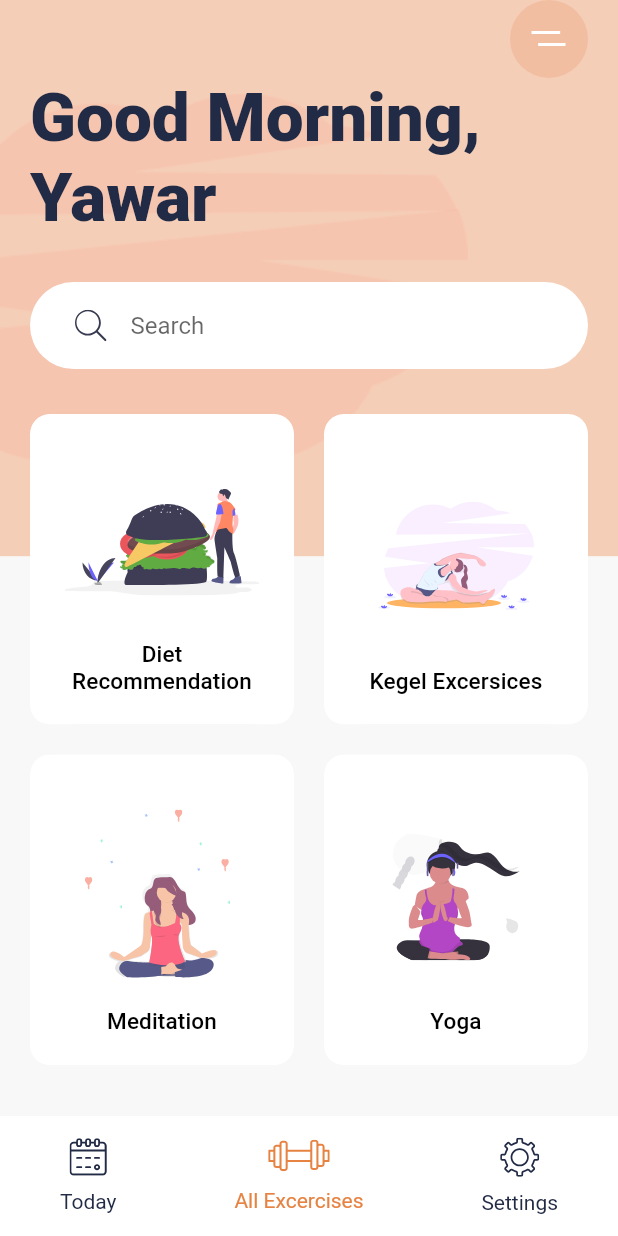
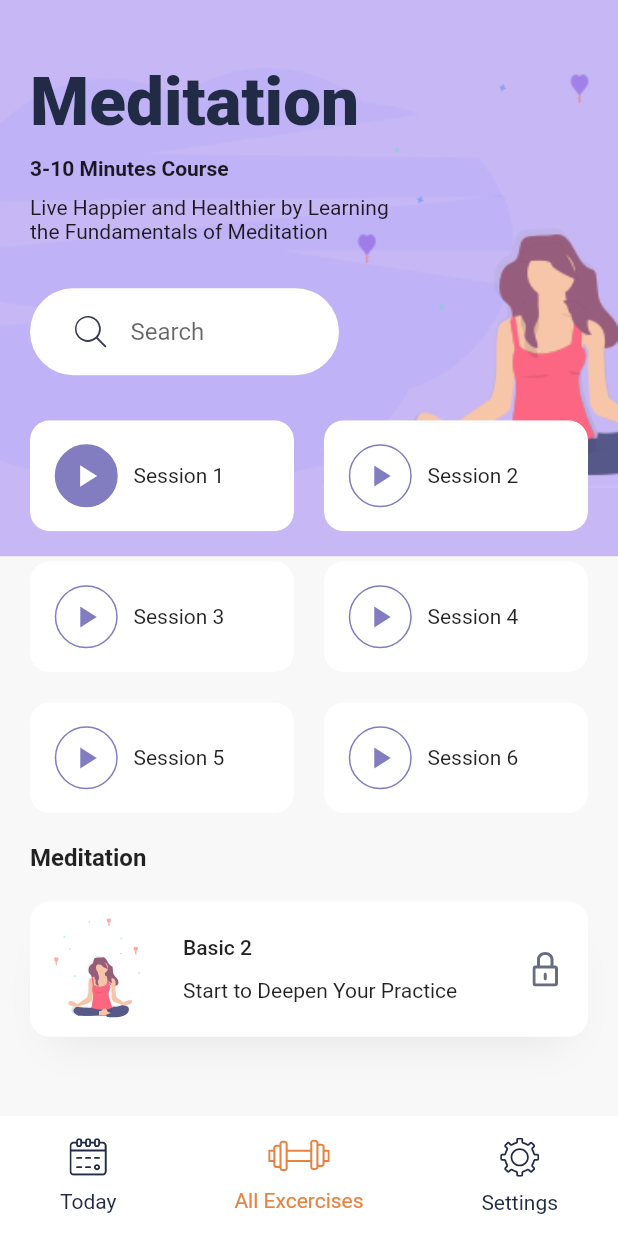
Before and after one commit to yawarnoor/meditation_app, a Flutter app: the screen it shows after launch, after a tap on "Diet Recommendation", on a phone screen of 412 x 824 dp. Run offline on Flutter 3.47's test engine with Material 2 defaults, Android fonts, the phone set to English and light mode, and no system bars; our stand-ins replace flutter_svg.

Commit message:
Details Pages

```diff
--- a/lib/main.dart
+++ b/lib/main.dart
@@ -1,8 +1,10 @@
 import 'package:flutter/material.dart';
 import 'package:flutter_svg/svg.dart';
+import 'package:meditation_app/screens/details_screen.dart';
 import './constants.dart';
 import './widgets/category_card.dart';
 import './widgets/bottom_navbar.dart';
+import './widgets/search_bar.dart';
 
 void main() {
   runApp(const MyApp());
@@ -71,21 +73,7 @@ class HomeScreen extends StatelessWidget {
                           .displaySmall
                           ?.copyWith(fontWeight: FontWeight.w900),
                     ),
-                    Container(
-                      margin: EdgeInsets.symmetric(vertical: 30),
-                      padding:
-                          EdgeInsets.symmetric(horizontal: 30, vertical: 5),
-                      decoration: BoxDecoration(
-                          color: Colors.white,
-                          borderRadius: BorderRadius.circular(29.5)),
-                      child: TextField(
-                        decoration: InputDecoration(
-                          hintText: "Search",
-                          icon: SvgPicture.asset("assets/icons/search.svg"),
-                          border: InputBorder.none,
-                        ),
-                      ),
-                    ),
+                    SearchBarWidget(),
                     Expanded(
                       child: GridView.count(
                         crossAxisCount: 2,
@@ -96,22 +84,46 @@ class HomeScreen extends StatelessWidget {
                           categoryCard(
                             svgSrc: "assets/icons/Hamburger.svg",
                             title: "Diet Recommendation",
-                            press: () {},
+                            press: () {
+                              Navigator.push(context, MaterialPageRoute(
+                                builder: (context) {
+                                  return DetailsScreen();
+                                },
+                              ));
+                            },
                           ),
                           categoryCard(
                             svgSrc: "assets/icons/Excrecises.svg",
                             title: "Kegel Excersices",
-                            press: () {},
+                            press: () {
+                              Navigator.push(context, MaterialPageRoute(
+                                builder: (context) {
+                                  return DetailsScreen();
+                                },
+                              ));
+                            },
                           ),
                           categoryCard(
                             svgSrc: "assets/icons/Meditation.svg",
                             title: "Meditation",
-                            press: () {},
+                            press: () {
+                              Navigator.push(context, MaterialPageRoute(
+                                builder: (context) {
+                                  return DetailsScreen();
+                                },
+                              ));
+                            },
                           ),
                           categoryCard(
                             svgSrc: "assets/icons/yoga.svg",
                             title: "Yoga",
-                            press: () {},
+                            press: () {
+                              Navigator.push(context, MaterialPageRoute(
+                                builder: (context) {
+                                  return DetailsScreen();
+                                },
+                              ));
+                            },
                           ),
                         ],
                       ),
--- /dev/null
+++ b/lib/screens/details_screen.dart
@@ -0,0 +1,211 @@
+import 'package:flutter/material.dart';
+import 'package:flutter_svg/svg.dart';
+import 'package:meditation_app/widgets/bottom_navbar.dart';
+import '../widgets/search_bar.dart';
+import 'package:meditation_app/constants.dart';
+
+class DetailsScreen extends StatelessWidget {
+  const DetailsScreen({super.key});
+
+  @override
+  Widget build(BuildContext context) {
+    var size = MediaQuery.of(context).size;
+    return Scaffold(
+      bottomNavigationBar: BottomNavbar(),
+      body: Stack(
+        children: [
+          Container(
+            height: size.height * .45,
+            decoration: BoxDecoration(
+                color: kBlueLightColor,
+                image: DecorationImage(
+                    image: AssetImage("assets/images/meditation_bg.png"),
+                    fit: BoxFit.fitWidth)),
+          ),
+          SafeArea(
+              child: Padding(
+            padding: const EdgeInsets.symmetric(horizontal: 20),
+            child: SingleChildScrollView(
+              child: Column(
+                crossAxisAlignment: CrossAxisAlignment.start,
+                children: [
+                  SizedBox(
+                    height: size.height * 0.05,
+                  ),
+                  Text(
+                    "Meditation",
+                    style: Theme.of(context)
+                        .textTheme
+                        .displaySmall
+                        ?.copyWith(fontWeight: FontWeight.w900),
+                  ),
+                  SizedBox(
+                    height: 10,
+                  ),
+                  Text("3-10 Minutes Course",
+                      style: TextStyle(fontWeight: FontWeight.bold)),
+                  SizedBox(
+                    height: 10,
+                  ),
+                  SizedBox(
+                    width: size.width * 0.6,
+                    child: Text(
+                        "Live Happier and Healthier by Learning the Fundamentals of Meditation"),
+                  ),
+                  SizedBox(
+                    width: size.width * 0.5,
+                    child: SearchBarWidget(),
+                  ),
+                  Wrap(
+                    spacing: 20,
+                    runSpacing: 20,
+                    children: [
+                      SessionCard(
+                        sessionNumber: "1",
+                        isDone: true,
+                        press: () {},
+                      ),
+                      SessionCard(
+                        sessionNumber: "2",
+                        press: () {},
+                      ),
+                      SessionCard(
+                        sessionNumber: "3",
+                        press: () {},
+                      ),
+                      SessionCard(
+                        sessionNumber: "4",
+                        press: () {},
+                      ),
+                      SessionCard(
+                        sessionNumber: "5",
+                        press: () {},
+                      ),
+                      SessionCard(
+                        sessionNumber: "6",
+                        press: () {},
+                      ),
+                    ],
+                  ),
+                  SizedBox(
+                    height: 20,
+                  ),
+                  Text(
+                    "Meditation",
+                    style: Theme.of(context)
+                        .textTheme
+                        .titleMedium
+                        ?.copyWith(fontWeight: FontWeight.bold),
+                  ),
+                  Container(
+                    margin: EdgeInsets.symmetric(vertical: 20),
+                    padding: EdgeInsets.all(10),
+                    height: 90,
+                    decoration: BoxDecoration(
+                        color: Colors.white,
+                        borderRadius: BorderRadius.circular(13),
+                        boxShadow: [
+                          BoxShadow(
+                              offset: Offset(0, 17),
+                              spreadRadius: -13,
+                              blurRadius: 23,
+                              color: kShadowColor)
+                        ]),
+                    child: Row(children: [
+                      SvgPicture.asset(
+                          "assets/icons/Meditation_women_small.svg"),
+                      SizedBox(width: 20),
+                      Expanded(
+                        child: Column(
+                          crossAxisAlignment: CrossAxisAlignment.start,
+                          mainAxisAlignment: MainAxisAlignment.spaceEvenly,
+                          children: [
+                            Text(
+                              "Basic 2",
+                              style: Theme.of(context).textTheme.bodyLarge,
+                            ),
+                            Text("Start to Deepen Your Practice")
+                          ],
+                        ),
+                      ),
+                      Padding(
+                        padding: EdgeInsets.all(10),
+                        child: SvgPicture.asset("assets/icons/Lock.svg"),
+                      )
+                    ]),
+                  )
+                ],
+              ),
+            ),
+          ))
+        ],
+      ),
+    );
+  }
+}
+
+class SessionCard extends StatelessWidget {
+  final String sessionNumber;
+  final bool isDone;
+  final void Function() press;
+  const SessionCard(
+      {super.key,
+      required this.sessionNumber,
+      this.isDone = false,
+      required this.press});
+
+  @override
+  Widget build(BuildContext context) {
+    return LayoutBuilder(builder: (context, constraint) {
+      return ClipRRect(
+        borderRadius: BorderRadius.circular(13),
+        child: Container(
+          width: constraint.maxWidth / 2 - 10,
+          decoration: BoxDecoration(
+            color: Colors.white,
+            borderRadius: BorderRadius.circular(13),
+            boxShadow: [
+              BoxShadow(
+                  offset: Offset(0, 13),
+                  color: kShadowColor,
+                  blurRadius: 23,
+                  spreadRadius: -13),
+            ],
+          ),
+          child: Material(
+            color: Colors.transparent,
+            child: InkWell(
+              onTap: press,
+              child: Padding(
+                padding: const EdgeInsets.all(16.0),
+                child: Row(
+                  children: [
+                    Container(
+                      height: 42,
+                      width: 43,
+                      decoration: BoxDecoration(
+                          shape: BoxShape.circle,
+                          color: isDone ? kBlueColor : Colors.white,
+                          border: Border.all(color: kBlueColor)),
+                      child: Icon(
+                        Icons.play_arrow,
+                        color: isDone ? Colors.white : kBlueColor,
+                      ),
+                    ),
+                    SizedBox(
+                      width: 10,
+                    ),
+                    Text(
+                      "Session $sessionNumber",
+                      style: Theme.of(context).textTheme.bodyMedium,
+                    )
+                  ],
+                ),
+              ),
+            ),
+          ),
+        ),
+      );
+    });
+  }
+}
--- /dev/null
+++ b/lib/widgets/search_bar.dart
@@ -0,0 +1,25 @@
+import 'package:flutter/material.dart';
+import 'package:flutter_svg/svg.dart';
+
+class SearchBarWidget extends StatelessWidget {
+  const SearchBarWidget({
+    super.key,
+  });
+
+  @override
+  Widget build(BuildContext context) {
+    return Container(
+      margin: EdgeInsets.symmetric(vertical: 30),
+      padding: EdgeInsets.symmetric(horizontal: 30, vertical: 5),
+      decoration: BoxDecoration(
+          color: Colors.white, borderRadius: BorderRadius.circular(29.5)),
+      child: TextField(
+        decoration: InputDecoration(
+          hintText: "Search",
+          icon: SvgPicture.asset("assets/icons/search.svg"),
+          border: InputBorder.none,
+        ),
+      ),
+    );
+  }
+}
```
